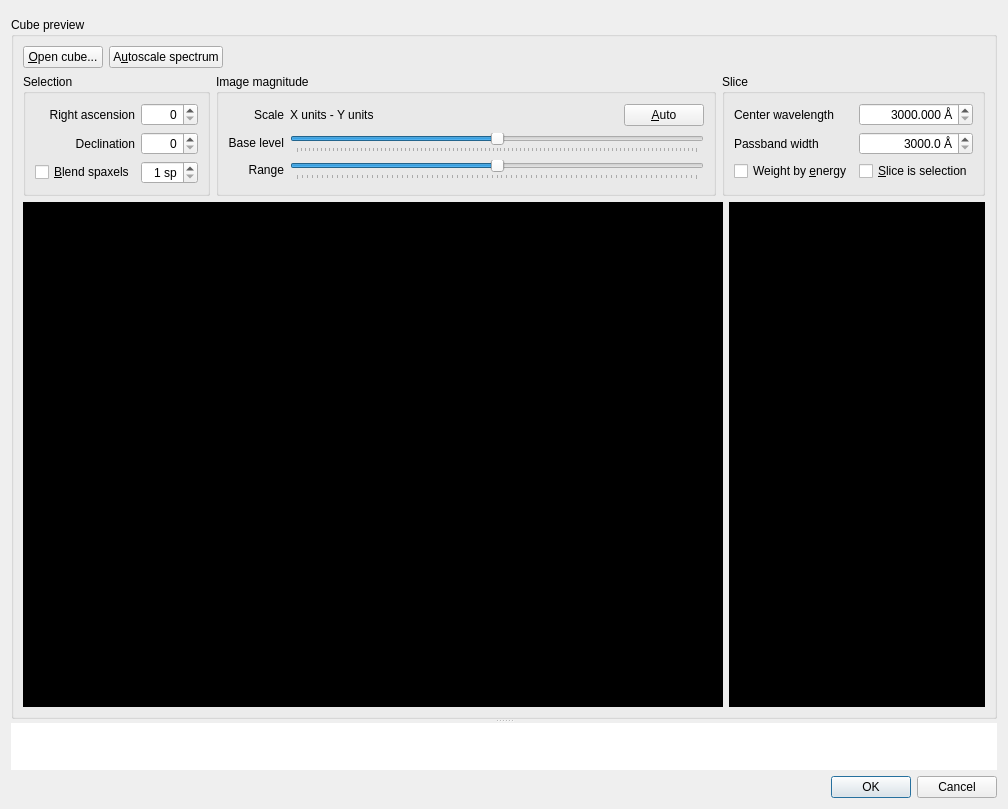
Qt form simui/CubeSelector.ui (HARMONI-CAB/radiosim) before a commit.
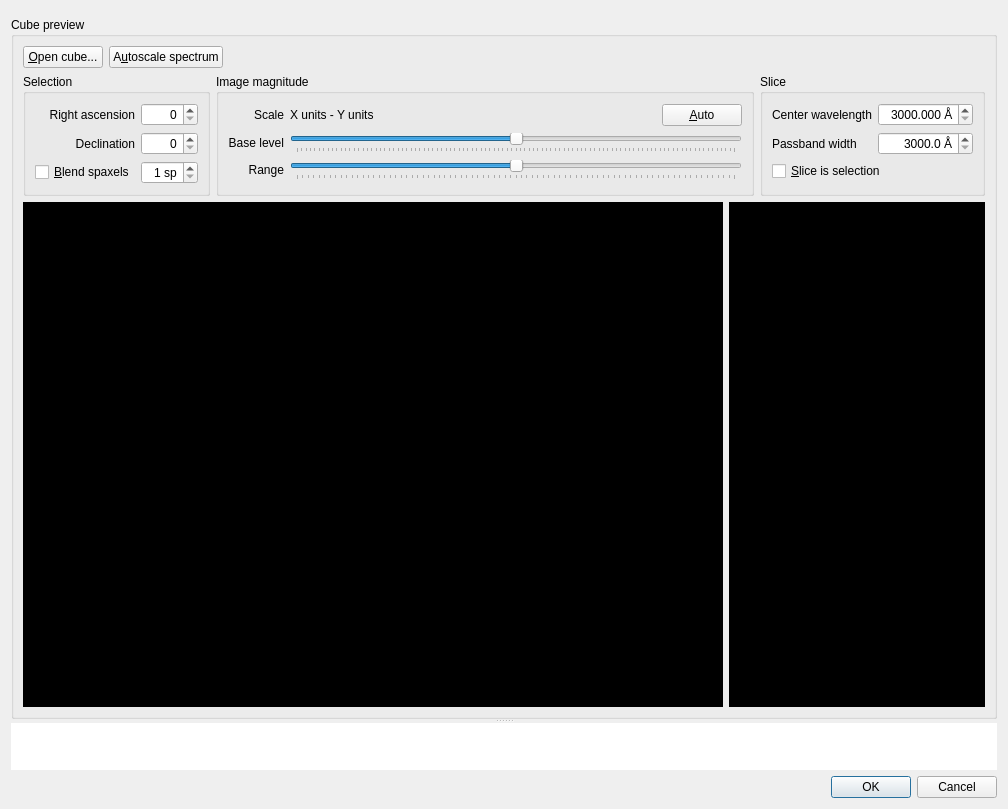
The same form after that commit.

What changed in the file:
```diff
--- a/simui/CubeSelector.ui
+++ b/simui/CubeSelector.ui
@@ -457,7 +457,7 @@
                </property>
               </widget>
              </item>
-             <item row="0" column="2">
+             <item row="0" column="1">
               <widget class="QDoubleSpinBox" name="centralWavelengthSpin">
                <property name="alignment">
                 <set>Qt::AlignRight|Qt::AlignTrailing|Qt::AlignVCenter</set>
@@ -489,7 +489,7 @@
                </property>
               </widget>
              </item>
-             <item row="4" column="2">
+             <item row="4" column="1">
               <widget class="QDoubleSpinBox" name="passBandWidthSpin">
                <property name="alignment">
                 <set>Qt::AlignRight|Qt::AlignTrailing|Qt::AlignVCenter</set>
@@ -512,13 +512,6 @@
               </widget>
              </item>
              <item row="5" column="0" colspan="2">
-              <widget class="QCheckBox" name="checkBox_3">
-               <property name="text">
-                <string>Weight by &amp;energy</string>
-               </property>
-              </widget>
-             </item>
-             <item row="5" column="2">
               <widget class="QCheckBox" name="checkBox_2">
                <property name="text">
                 <string>&amp;Slice is selection</string>
```
